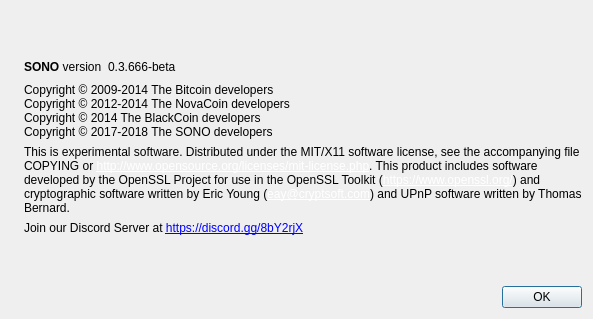
Above: src/qt/forms/aboutdialog.ui from zPools/sonoa before the change. Below: the same form after it.
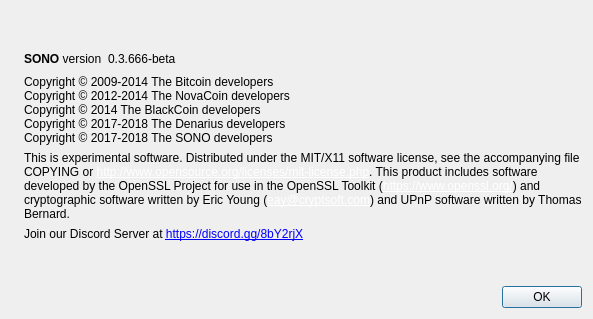
That is the form after the change. Icons and pictures are not drawn.

What changed in the file:
```diff
--- a/src/qt/forms/aboutdialog.ui
+++ b/src/qt/forms/aboutdialog.ui
@@ -94,6 +94,7 @@
         <string>Copyright © 2009-2014 The Bitcoin developers
 Copyright © 2012-2014 The NovaCoin developers
 Copyright © 2014 The BlackCoin developers
+Copyright © 2017-2018 The Denarius developers
 Copyright © 2017-2018 The SONO developers</string>
        </property>
        <property name="textInteractionFlags">
```
